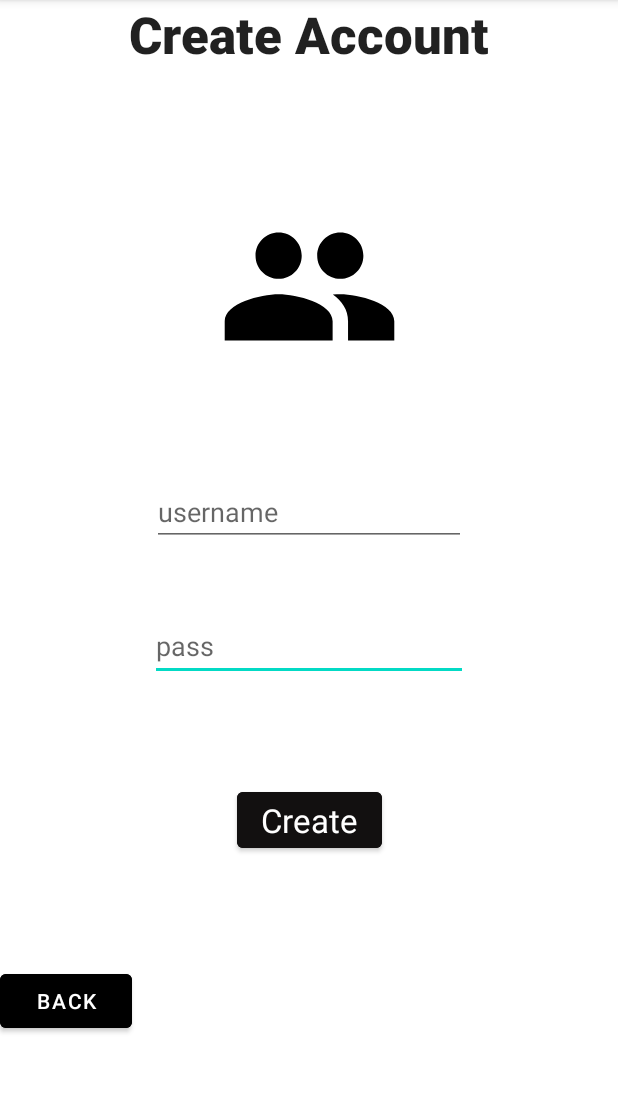
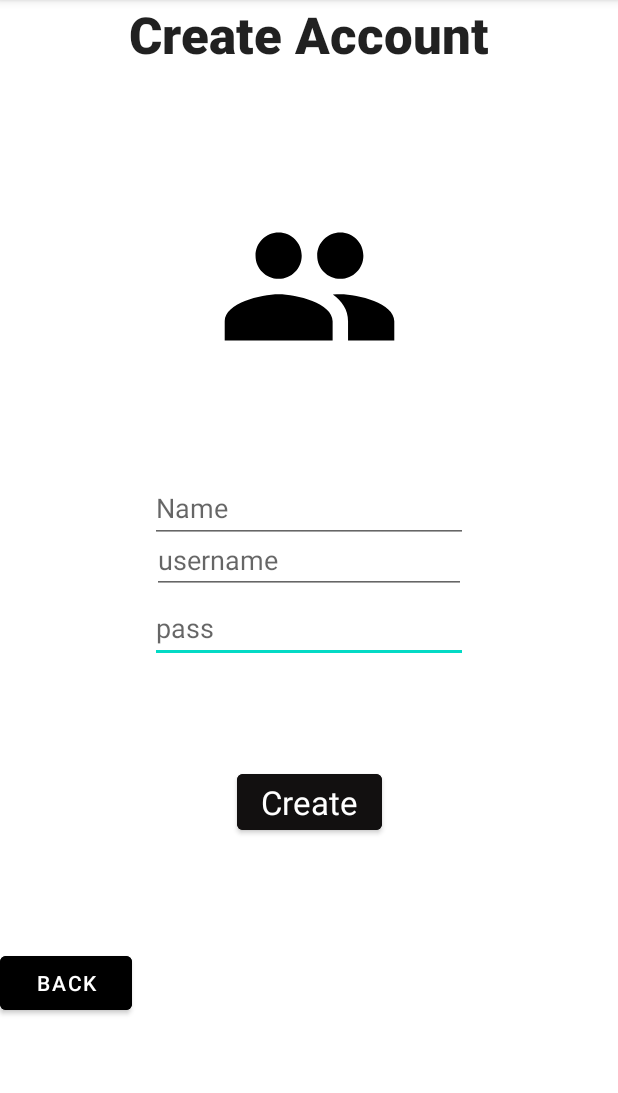
Before and after one commit to HernanGHernandez/CST438Project3, an Android app: the CreateAccountActivity screen opened directly, with no data from a screen before it, on a phone screen of 412 x 824 dp, the part 84-1177 px from its top. Run offline under Robolectric (Android 15) with nearby library versions, the phone set to English and light mode, and no system bars; 1 statement that could not run was skipped.

Commit message:
update xml file

```diff
--- a/Andriod_Project3/app/src/main/res/layout/activity_create_account.xml
+++ b/Andriod_Project3/app/src/main/res/layout/activity_create_account.xml
@@ -25,7 +25,7 @@
         android:layout_width="212dp"
         android:layout_height="46dp"
         android:layout_marginStart="99dp"
-        android:layout_marginTop="44dp"
+        android:layout_marginTop="0dp"
         android:layout_marginEnd="100dp"
         android:ems="10"
         android:hint="pass"
@@ -36,11 +36,25 @@
         app:layout_constraintTop_toBottomOf="@+id/User" />
 
     <EditText
+        android:id="@+id/etName"
+        android:layout_width="212dp"
+        android:layout_height="46dp"
+        android:layout_marginStart="99dp"
+        android:layout_marginTop="-80dp"
+        android:layout_marginEnd="100dp"
+        android:ems="10"
+        android:hint="Name"
+        android:minHeight="48dp"
+        app:layout_constraintEnd_toEndOf="parent"
+        app:layout_constraintStart_toStartOf="parent"
+        app:layout_constraintTop_toBottomOf="@+id/User" />
+
+    <EditText
         android:id="@+id/User"
         android:layout_width="209dp"
         android:layout_height="43dp"
         android:layout_marginStart="101dp"
-        android:layout_marginTop="68dp"
+        android:layout_marginTop="100dp"
         android:layout_marginEnd="101dp"
         android:ems="10"
         android:hint="username"
```
